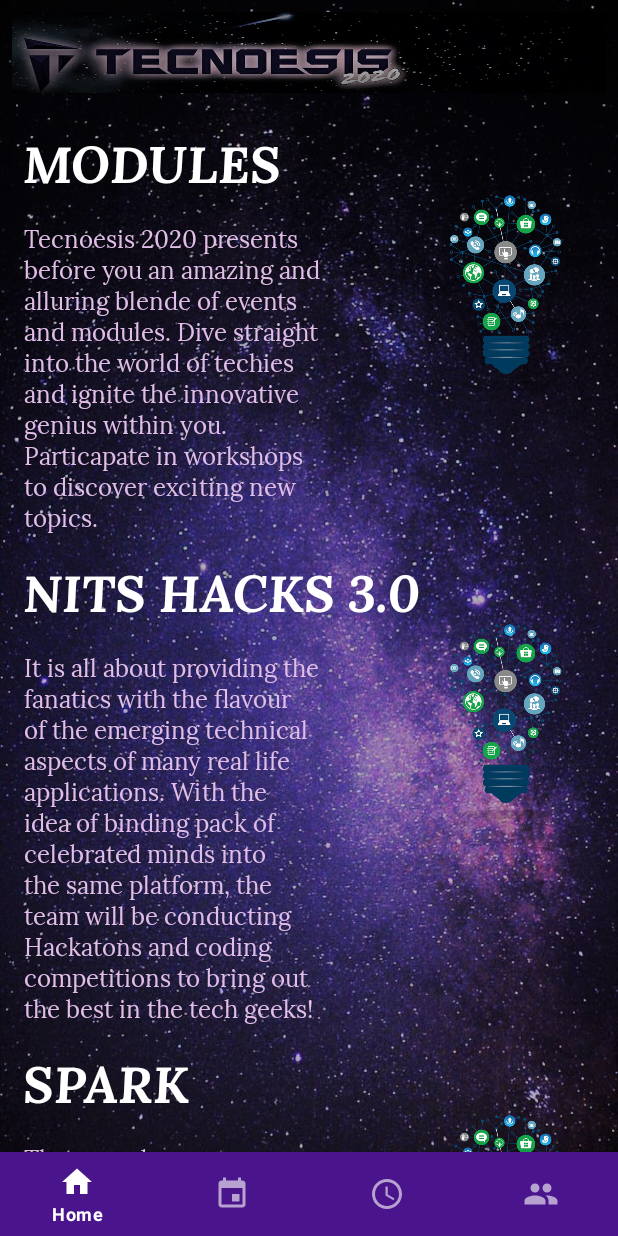
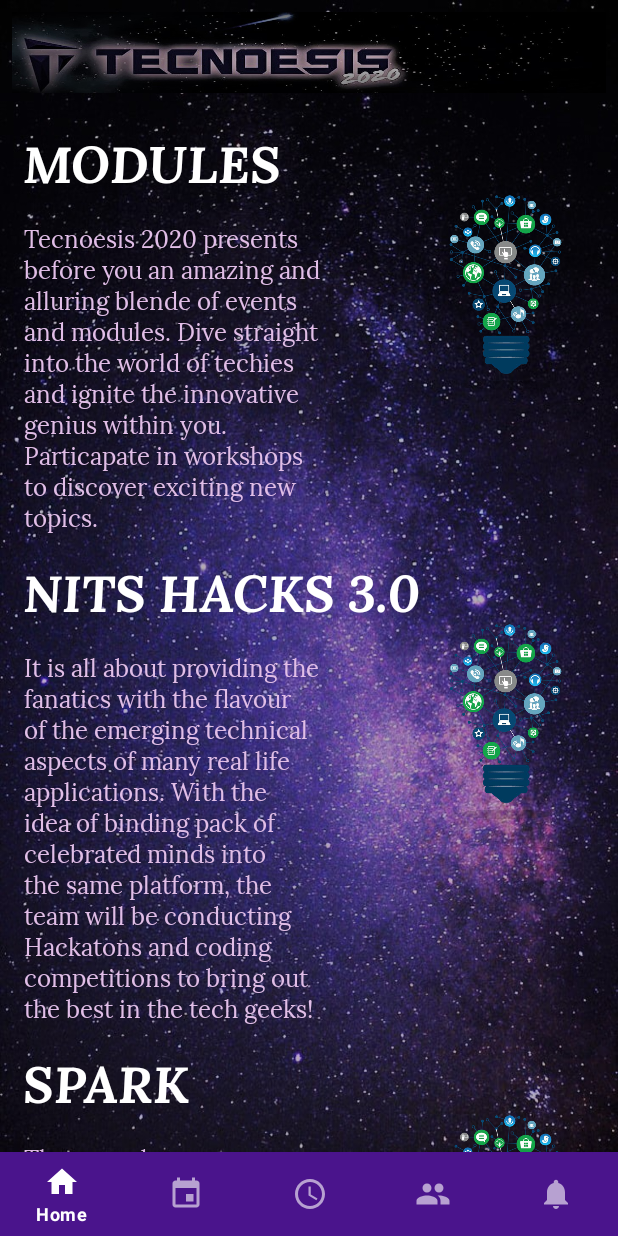
Before and after one commit to trishnakalita660/Tecnoesis2020-1, an Android app: the MainActivity screen opened directly, with no data from a screen before it, on a phone screen of 412 x 824 dp. Run offline under Robolectric (Android 15) with nearby library versions, the phone set to English and light mode, and no system bars; our stand-ins replace ButterKnife, Timber; 2 statements that could not run were skipped.

Commit message:
added notification fragment to bot nav

```diff
--- a/app/src/main/java/com/github/tenx/tecnoesis20/ui/main/MainActivity.java
+++ b/app/src/main/java/com/github/tenx/tecnoesis20/ui/main/MainActivity.java
@@ -106,8 +106,12 @@ public class MainActivity extends AppCompatActivity implements BottomNavigationV
                 colorID = R.color.nav_schedule;
                 break;
             case R.id.nav_about:
+                frag = new AboutFragment();
+                colorID = R.color.nav_about;
+                break;
+                case R.id.nav_notifications:
                 frag = new NotificationsFragment();
-                colorID = R.color.nav_about;
+                colorID = R.color.nav_notifications;
                 break;
                 default:
                     return  false;
--- a/app/src/main/java/com/github/tenx/tecnoesis20/ui/main/notifications/NotificationsViewModel.java
+++ b/app/src/main/java/com/github/tenx/tecnoesis20/ui/main/notifications/NotificationsViewModel.java
@@ -14,7 +14,7 @@ public class NotificationsViewModel extends ViewModel {
 
     public List<NotificationBody> getNotifications(){
         List<NotificationBody> list = new ArrayList<>();
-        list.add(new NotificationBody("Jhon 1" , "My awesome title" , "Lorem ipsum dolor sit amet, consectetur adipiscing elit. Quisque sapien velit, aliquet eget commodo nec, auctor a sapien. Nam eu neque vulputate diam rhoncus faucibus. Curabitur quis varius libero. Lorem.", "https://i.pravatar.cc/301"));
+        list.add(new NotificationBody("Jhon 1  : Organizer @Robotron" , "My awesome title" , "Lorem ipsum dolor sit amet, consectetur adipiscing elit. Quisque sapien velit, aliquet eget commodo nec, auctor a sapien. Nam eu neque vulputate diam rhoncus faucibus. Curabitur quis varius libero. Lorem.", "https://i.pravatar.cc/301"));
         list.add(new NotificationBody("Jhon 1" , "My awesome title" , "Lorem ipsum dolor sit amet, consectetur adipiscing elit. Quisque sapien velit, aliquet eget commodo nec, auctor a sapien. Nam eu neque vulputate diam rhoncus faucibus. Curabitur quis varius libero. Lorem.", "https://i.pravatar.cc/300"));
         list.add(new NotificationBody("Jhon 1" , "My awesome title" , "Lorem ipsum dolor sit amet, consectetur adipiscing elit. Quisque sapien velit, aliquet eget commodo nec, auctor a sapien. Nam eu neque vulputate diam rhoncus faucibus. Curabitur quis varius libero. Lorem.", "https://i.pravatar.cc/302"));
         list.add(new NotificationBody("Jhon 1" , "My awesome title" , "Lorem ipsum dolor sit amet, consectetur adipiscing elit. Quisque sapien velit, aliquet eget commodo nec, auctor a sapien. Nam eu neque vulputate diam rhoncus faucibus. Curabitur quis varius libero. Lorem.", "https://i.pravatar.cc/303"));
--- /dev/null
+++ b/app/src/main/res/drawable/nav_notifications.xml
@@ -0,0 +1,9 @@
+<vector xmlns:android="http://schemas.android.com/apk/res/android"
+        android:width="24dp"
+        android:height="24dp"
+        android:viewportWidth="24.0"
+        android:viewportHeight="24.0">
+    <path
+        android:fillColor="#FF000000"
+        android:pathData="M12,22c1.1,0 2,-0.9 2,-2h-4c0,1.1 0.89,2 2,2zM18,16v-5c0,-3.07 -1.64,-5.64 -4.5,-6.32L13.5,4c0,-0.83 -0.67,-1.5 -1.5,-1.5s-1.5,0.67 -1.5,1.5v0.68C7.63,5.36 6,7.92 6,11v5l-2,2v1h16v-1l-2,-2z"/>
+</vector>
--- a/app/src/main/res/menu/bottom_nav_menu.xml
+++ b/app/src/main/res/menu/bottom_nav_menu.xml
@@ -29,5 +29,11 @@
         android:title="@string/botnav_menu_about"
         app:showAsAction="never"
         android:icon="@drawable/nav_about"
+        /><item
+        android:id="@+id/nav_notifications"
+        android:orderInCategory="100"
+        android:title="@string/botnav_menu_notifications"
+        app:showAsAction="never"
+        android:icon="@drawable/nav_notifications"
         />
 </menu>
--- a/app/src/main/res/values/colors.xml
+++ b/app/src/main/res/values/colors.xml
@@ -9,6 +9,7 @@
     <color name="nav_events">#AB47BC</color>
     <color name="nav_schedule">#0277bd</color>
     <color name="nav_about">#EF5350</color>
+    <color name="nav_notifications">#43A047</color>
 
 
 
--- a/app/src/main/res/values/strings.xml
+++ b/app/src/main/res/values/strings.xml
@@ -4,6 +4,7 @@
     <string name="botnav_menu_schedule">Schedule</string>
     <string name="botnav_menu_events">Events</string>
     <string name="botnav_menu_home">Home</string>
+    <string name="botnav_menu_notifications">Notifications</string>
 
     <!-- TODO: Remove or change this placeholder text -->
     <string name="hello_blank_fragment">Hello blank fragment</string>
```
